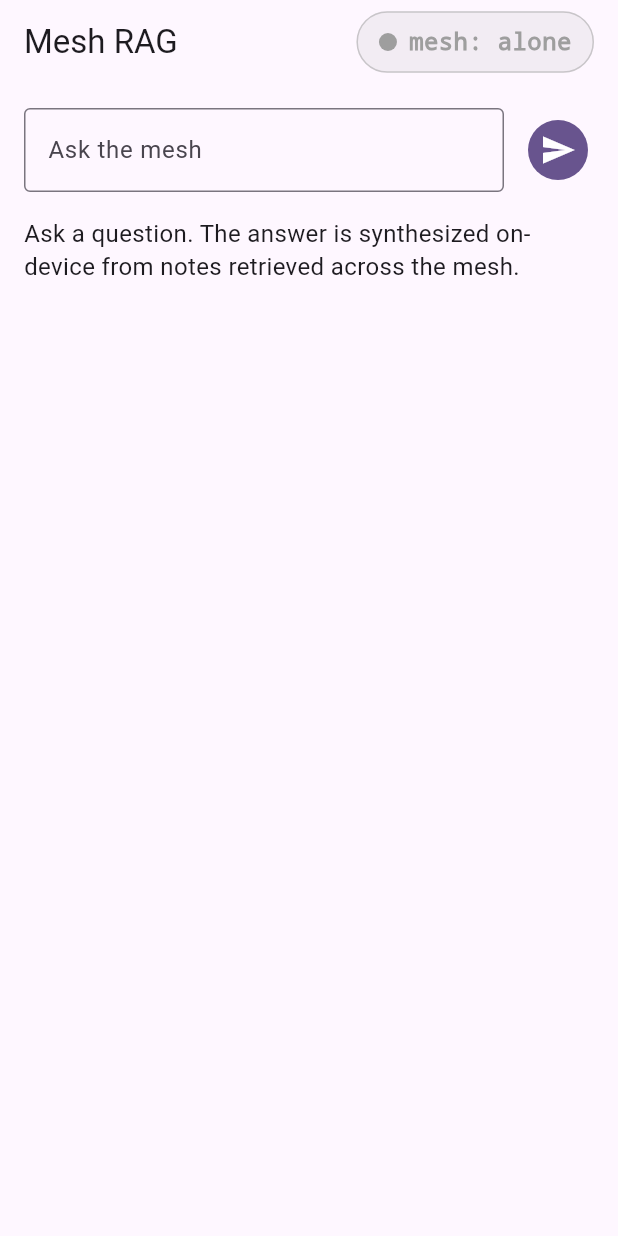
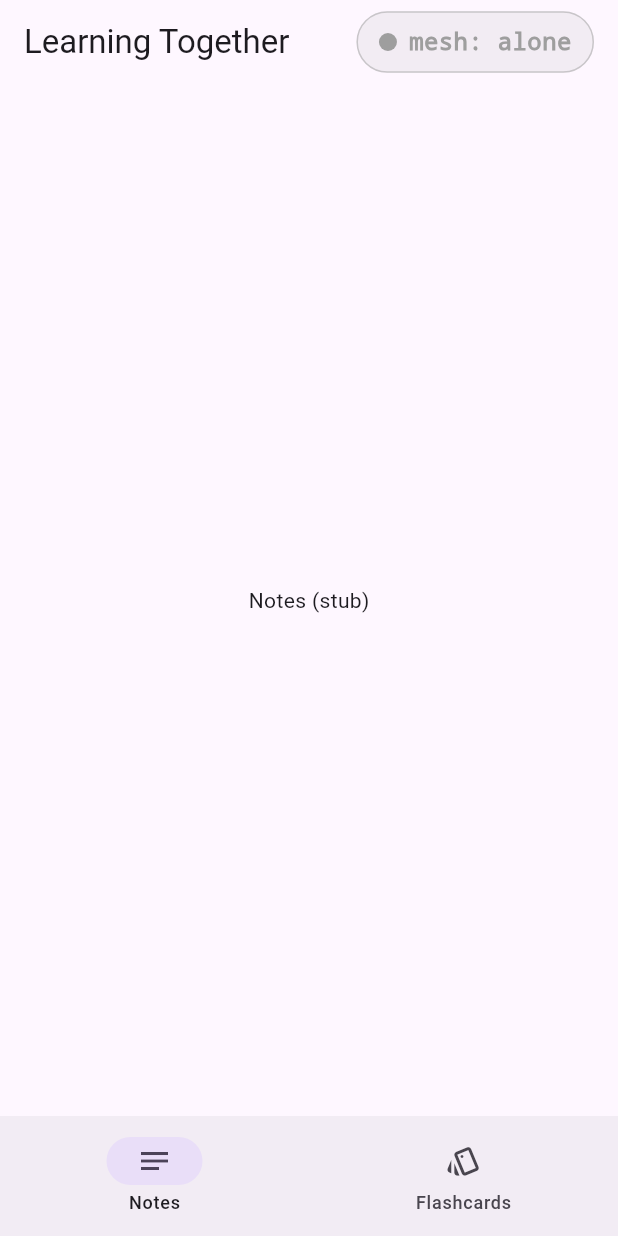
Before and after one commit to alycda/DittoXCactus, a Flutter app: the screen it shows after launch, on a phone screen of 412 x 824 dp. Run offline on Flutter 3.47's test engine with Material 3 defaults, Android fonts, the phone set to English and light mode, and no system bars; missing offline and left inert: cactus, ditto_live.

Commit message:
10b: tabbed UI shell — replace single QueryScreen with Notes/Flashcards tabs (stubs)

```diff
--- /dev/null
+++ b/lib/widgets/flashcards_tab.dart
@@ -0,0 +1,11 @@
+import 'package:flutter/material.dart';
+
+/// Stub — full implementation lands in 10d.
+class FlashcardsTab extends StatelessWidget {
+  const FlashcardsTab({super.key});
+
+  @override
+  Widget build(BuildContext context) {
+    return const Center(child: Text('Flashcards (stub)'));
+  }
+}
--- /dev/null
+++ b/lib/widgets/notes_tab.dart
@@ -0,0 +1,11 @@
+import 'package:flutter/material.dart';
+
+/// Stub — full implementation lands in 10c.
+class NotesTab extends StatelessWidget {
+  const NotesTab({super.key});
+
+  @override
+  Widget build(BuildContext context) {
+    return const Center(child: Text('Notes (stub)'));
+  }
+}
--- a/lib/widgets/query_screen.dart
+++ b/lib/widgets/query_screen.dart
@@ -1,13 +1,13 @@
-import 'dart:async';
-
 import 'package:flutter/material.dart';
 
-import '../services/retrieval_service.dart';
+import 'flashcards_tab.dart';
 import 'mesh_status_widget.dart';
+import 'notes_tab.dart';
 
-/// Stage-0 demo surface: one text input, one streaming answer pane, one
-/// attribution footer. The mesh-status pill lives in the app bar so the
-/// "alone → connected" transition is on camera at all times.
+/// The Stage-0.5 demo shell: a two-tab scaffold (Notes, Flashcards) with
+/// the mesh-status pill always visible in the app bar. Notes shows each
+/// device's contribution to the corpus; Flashcards is where the
+/// learning-together moment plays out.
 class QueryScreen extends StatefulWidget {
   const QueryScreen({super.key});
 
@@ -16,58 +16,13 @@ class QueryScreen extends StatefulWidget {
 }
 
 class _QueryScreenState extends State<QueryScreen> {
-  final _controller = TextEditingController();
-  String _answer = '';
-  List<RetrievedNote> _retrieved = const [];
-  bool _streaming = false;
-  StreamSubscription<String>? _sub;
-
-  @override
-  void dispose() {
-    _sub?.cancel();
-    _controller.dispose();
-    super.dispose();
-  }
-
-  void _runQuery() {
-    final topic = _controller.text.trim();
-    if (topic.isEmpty) return;
-    _sub?.cancel();
-    setState(() {
-      _streaming = true;
-      _answer = '';
-      _retrieved = const [];
-    });
-    _sub = RetrievalService.instance
-        .answerQuery(
-          topic,
-          onRetrieved: (r) {
-            if (mounted) setState(() => _retrieved = r);
-          },
-        )
-        .listen(
-          (chunk) {
-            if (mounted) setState(() => _answer += chunk);
-          },
-          onDone: () {
-            if (mounted) setState(() => _streaming = false);
-          },
-          onError: (Object e) {
-            if (mounted) {
-              setState(() {
-                _streaming = false;
-                _answer += '\n\n[error: $e]';
-              });
-            }
-          },
-        );
-  }
+  int _index = 0; // land on Notes — audience compares per-phone notes first
 
   @override
   Widget build(BuildContext context) {
     return Scaffold(
       appBar: AppBar(
-        title: const Text('Mesh RAG'),
+        title: const Text('Learning Together'),
         actions: const [
           Padding(
             padding: EdgeInsets.only(right: 16),
@@ -75,88 +30,25 @@ class _QueryScreenState extends State<QueryScreen> {
           ),
         ],
       ),
-      body: Padding(
-        padding: const EdgeInsets.all(16),
-        child: Column(
-          crossAxisAlignment: CrossAxisAlignment.stretch,
-          children: [
-            Row(
-              children: [
-                Expanded(
-                  child: TextField(
-                    controller: _controller,
-                    decoration: const InputDecoration(
-                      labelText: 'Ask the mesh',
-                      hintText: 'e.g. "What are gas giants?"',
-                      border: OutlineInputBorder(),
-                    ),
-                    onSubmitted: (_) => _runQuery(),
-                  ),
-                ),
-                const SizedBox(width: 12),
-                IconButton.filled(
-                  icon: _streaming
-                      ? const SizedBox(
-                          width: 18,
-                          height: 18,
-                          child: CircularProgressIndicator(
-                            strokeWidth: 2,
-                            color: Colors.white,
-                          ),
-                        )
-                      : const Icon(Icons.send),
-                  onPressed: _streaming ? null : _runQuery,
-                ),
-              ],
-            ),
-            const SizedBox(height: 16),
-            Expanded(
-              child: SingleChildScrollView(
-                child: Text(
-                  _answer.isEmpty && !_streaming
-                      ? 'Ask a question. The answer is synthesized on-device '
-                            'from notes retrieved across the mesh.'
-                      : _answer,
-                  style: const TextStyle(fontSize: 16, height: 1.4),
-                ),
-              ),
-            ),
-            if (_retrieved.isNotEmpty) _AttributionFooter(retrieved: _retrieved),
-          ],
-        ),
+      body: IndexedStack(
+        // Keep both tab states alive so swapping doesn't lose generation
+        // history or scroll position in the notes list.
+        index: _index,
+        children: const [NotesTab(), FlashcardsTab()],
       ),
-    );
-  }
-}
-
-class _AttributionFooter extends StatelessWidget {
-  final List<RetrievedNote> retrieved;
-
-  const _AttributionFooter({required this.retrieved});
-
-  @override
-  Widget build(BuildContext context) {
-    final byContributor = <String, int>{};
-    for (final r in retrieved) {
-      byContributor.update(r.note.contributor, (n) => n + 1, ifAbsent: () => 1);
-    }
-    return Container(
-      margin: const EdgeInsets.only(top: 12),
-      padding: const EdgeInsets.symmetric(horizontal: 12, vertical: 8),
-      decoration: BoxDecoration(
-        color: Colors.black.withValues(alpha: 0.04),
-        borderRadius: BorderRadius.circular(8),
-      ),
-      child: Row(
-        children: [
-          const Icon(Icons.source, size: 16),
-          const SizedBox(width: 6),
-          Expanded(
-            child: Text(
-              'from ${retrieved.length} note${retrieved.length == 1 ? '' : 's'}: '
-              '${byContributor.entries.map((e) => "${e.key}×${e.value}").join(", ")}',
-              style: const TextStyle(fontSize: 13, fontFamily: 'monospace'),
-            ),
+      bottomNavigationBar: NavigationBar(
+        selectedIndex: _index,
+        onDestinationSelected: (i) => setState(() => _index = i),
+        destinations: const [
+          NavigationDestination(
+            icon: Icon(Icons.notes_outlined),
+            selectedIcon: Icon(Icons.notes),
+            label: 'Notes',
+          ),
+          NavigationDestination(
+            icon: Icon(Icons.style_outlined),
+            selectedIcon: Icon(Icons.style),
+            label: 'Flashcards',
           ),
         ],
       ),
```
